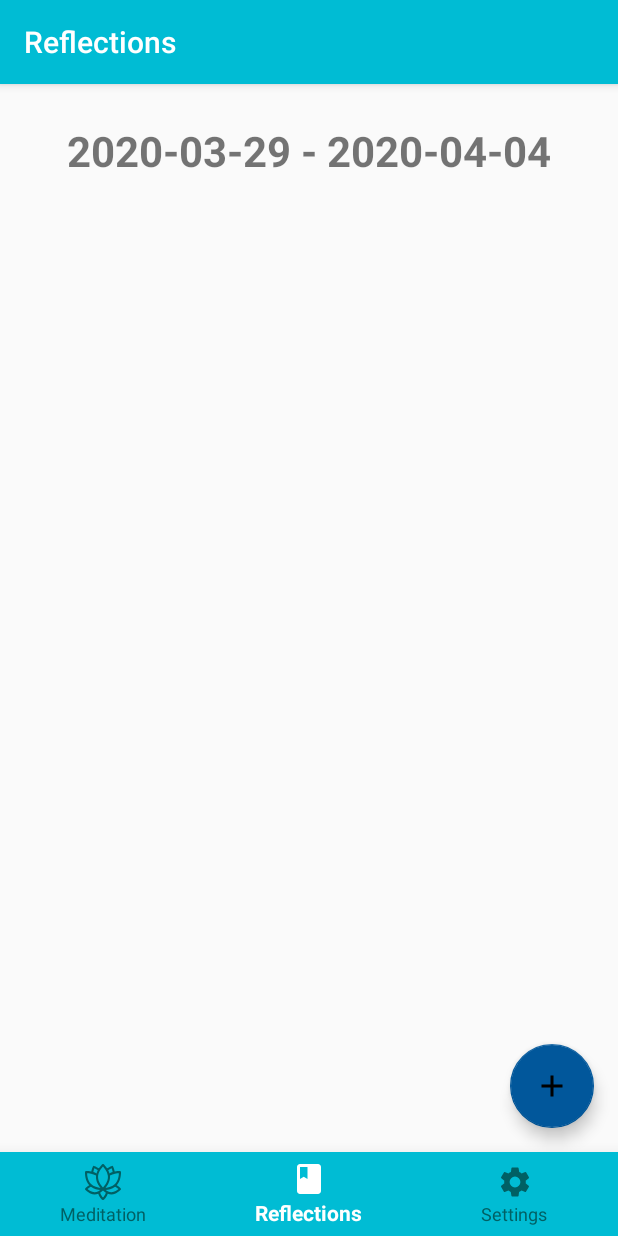
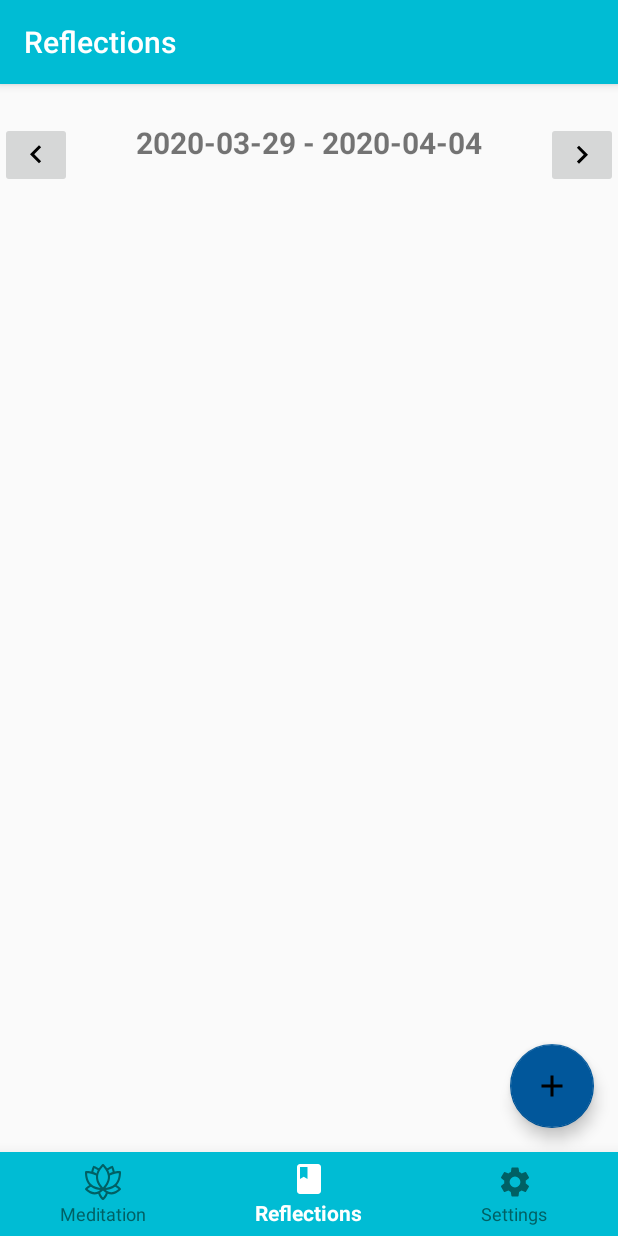
Before and after one commit to bevan-philip/botree, an Android app: the ReflectionsFragment screen opened through its navigation route, on a phone screen of 412 x 824 dp. Run offline under Robolectric (Android 15) with nearby library versions, the phone set to English and light mode, and no system bars; our stand-ins replace Room's generated code, navigation-ui; libraries missing offline, so code that uses them is left out: com.jakewharton.threetenabp; 3 statements that could not run were skipped.

Commit message:
Add changing dates, initial groundwork for storing meditation data, and use one ViewModel for the Reflections section.

```diff
--- a/app/src/main/java/com/bphilip/botree/WordDao.kt
+++ b/app/src/main/java/com/bphilip/botree/WordDao.kt
@@ -5,18 +5,20 @@ import androidx.room.Dao
 import androidx.room.Insert
 import androidx.room.OnConflictStrategy
 import androidx.room.Query
-import java.util.*
 
 
 @Dao
 interface WordDao {
 
-    @Query("SELECT * from word_table WHERE date BETWEEN :start AND :end ORDER BY date DESC")
-    fun getAlphabetizedWords(start : Long, end : Long): LiveData<List<Word>>
+    @Query("SELECT * from reflections_table WHERE date BETWEEN :start AND :end ORDER BY date DESC")
+    fun getSortedReflections(start : Long, end : Long): LiveData<List<Reflection>>
 
     @Insert(onConflict = OnConflictStrategy.IGNORE)
-    suspend fun insert(word: Word)
+    suspend fun insertReflection(reflection: Reflection)
 
-    @Query("DELETE FROM word_table")
-    suspend fun deleteAll()
+    @Insert(onConflict = OnConflictStrategy.IGNORE)
+    suspend fun insertMeditation(meditation : Meditation)
+
+    @Query("DELETE FROM reflections_table")
+    suspend fun deleteAllReflections()
 }
--- a/app/src/main/java/com/bphilip/botree/WordListAdapter.kt
+++ b/app/src/main/java/com/bphilip/botree/WordListAdapter.kt
@@ -13,7 +13,7 @@ class WordListAdapter internal constructor(
 ) : RecyclerView.Adapter<WordListAdapter.WordViewHolder>() {
 
     private val inflater: LayoutInflater = LayoutInflater.from(context)
-    private var words = emptyList<Word>() // Cached copy of words
+    private var words = emptyList<Reflection>() // Cached copy of words
 
     inner class WordViewHolder(itemView: View) : RecyclerView.ViewHolder(itemView) {
         val wordItemView: TextView = itemView.findViewById(R.id.textView)
@@ -33,8 +33,8 @@ class WordListAdapter internal constructor(
             current.date?.format(DateTimeFormatter.ofPattern("HH:mm")))
     }
 
-    internal fun setWords(words: List<Word>) {
-        this.words = words
+    internal fun setWords(reflections: List<Reflection>) {
+        this.words = reflections
         notifyDataSetChanged()
     }
 
--- a/app/src/main/java/com/bphilip/botree/WordViewModel.kt
+++ /dev/null
@@ -1,41 +0,0 @@
-package com.bphilip.botree
-
-import android.app.Application
-import androidx.lifecycle.AndroidViewModel
-import androidx.lifecycle.LiveData
-import androidx.lifecycle.viewModelScope
-import kotlinx.coroutines.launch
-import org.threeten.bp.LocalDateTime
-
-// Class extends AndroidViewModel and requires application as a parameter.
-class WordViewModel(application: Application) : AndroidViewModel(application) {
-
-    // The ViewModel maintains a reference to the repository to get data.
-    private val repository: WordRepository
-    // LiveData gives us updated words when they change.
-    val allWords: LiveData<List<Word>>
-
-    init {
-        // Gets reference to WordDao from WordRoomDatabase to construct
-        // the correct WordRepository.
-        val wordsDao = WordRoomDatabase.getDatabase(application, viewModelScope).wordDao()
-        repository = WordRepository(wordsDao)
-        allWords = repository.allWords
-    }
-
-    /**
-     * The implementation of insert() in the database is completely hidden from the UI.
-     * Room ensures that you're not doing any long running operations on
-     * the main thread, blocking the UI, so we don't need to handle changing Dispatchers.
-     * ViewModels have a coroutine scope based on their lifecycle called
-     * viewModelScope which we can use here.
-     */
-    fun insert(word: Word) = viewModelScope.launch {
-        repository.insert(word)
-    }
-
-    fun changeDates(start : LocalDateTime, end : LocalDateTime) {
-        repository.changeTime(start, end)
-    }
-
-}
--- a/app/src/main/java/com/bphilip/botree/ui/reflections/ReflectionsFragment.kt
+++ b/app/src/main/java/com/bphilip/botree/ui/reflections/ReflectionsFragment.kt
@@ -7,25 +7,26 @@ import android.os.Bundle
 import android.view.LayoutInflater
 import android.view.View
 import android.view.ViewGroup
+import android.widget.ImageButton
 import android.widget.TextView
 import android.widget.Toast
 import androidx.fragment.app.Fragment
 import androidx.fragment.app.FragmentActivity
 import androidx.lifecycle.Observer
-import androidx.lifecycle.ViewModelProvider
 import androidx.lifecycle.ViewModelProviders
 import androidx.recyclerview.widget.LinearLayoutManager
 import androidx.recyclerview.widget.RecyclerView
 import com.bphilip.botree.*
-import com.bphilip.botree.ui.meditation.MeditationViewModel
 import com.google.android.material.floatingactionbutton.FloatingActionButton
 import org.threeten.bp.LocalDateTime
+import org.threeten.bp.format.DateTimeFormatter
+import org.threeten.bp.temporal.WeekFields
+import java.util.*
 
 class ReflectionsFragment : Fragment() {
 
     private lateinit var reflectionsViewModel: ReflectionsViewModel
     private val newWordActivityRequestCode = 1
-    private lateinit var wordViewModel: WordViewModel
     private var mContext: Context? = null
 
     override fun onCreateView(
@@ -33,8 +34,6 @@ class ReflectionsFragment : Fragment() {
         container: ViewGroup?,
         savedInstanceState: Bundle?
     ): View? {
-        reflectionsViewModel =
-            ViewModelProviders.of(this).get(ReflectionsViewModel::class.java)
         val root = inflater.inflate(R.layout.fragment_reflections, container, false)
         return root
     }
@@ -47,8 +46,8 @@ class ReflectionsFragment : Fragment() {
         recyclerView?.adapter = adapter
         recyclerView?.layoutManager = LinearLayoutManager(mContext as Context)
 
-        wordViewModel = ViewModelProviders.of(this).get(WordViewModel::class.java)
-        wordViewModel.allWords.observe(this, Observer { words ->
+        reflectionsViewModel = ViewModelProviders.of(this).get(ReflectionsViewModel::class.java)
+        reflectionsViewModel.allReflections.observe(this, Observer { words ->
             // Update the cached copy of the words in the adapter.
             words?.let { adapter.setWords(it) }
         })
@@ -59,16 +58,19 @@ class ReflectionsFragment : Fragment() {
             startActivityForResult(intent, newWordActivityRequestCode)
         }
 
-        wordViewModel.changeDates(LocalDateTime.now().minusDays(7), LocalDateTime.now())
-
-        reflectionsViewModel =
-            ViewModelProviders.of(activity as FragmentActivity).get(ReflectionsViewModel::class.java)
         val textView: TextView = view.findViewById(R.id.textDate)
 
         reflectionsViewModel.text.observe(this, Observer {
             textView.text = it
         })
 
+        val weeksMinusOne = view.findViewById<ImageButton>(R.id.button_weeksminusone)
+        weeksMinusOne.setOnClickListener { changeTime(1) }
+
+        val weeksPlusOne = view.findViewById<ImageButton>(R.id.button_weeksplusone)
+        weeksPlusOne.setOnClickListener { changeTime(-1) }
+
+        changeTime(0)
 
     }
 
@@ -77,8 +79,8 @@ class ReflectionsFragment : Fragment() {
 
         if (requestCode == newWordActivityRequestCode && resultCode == Activity.RESULT_OK) {
             data?.getStringExtra(NewWordActivity.EXTRA_REPLY)?.let {
-                val word = Word(0, it, LocalDateTime.now())
-                wordViewModel.insert(word)
+                val word = Reflection(0, it, LocalDateTime.now())
+                reflectionsViewModel.insert(word)
             }
         } else {
             Toast.makeText(
@@ -97,4 +99,19 @@ class ReflectionsFragment : Fragment() {
         super.onDetach()
         mContext = null
     }
+
+    fun changeTime(weekChange : Long) {
+        reflectionsViewModel.weeksBehind += weekChange
+
+        if (reflectionsViewModel.weeksBehind < 0) {
+            reflectionsViewModel.weeksBehind = 0
+        }
+
+        val startDate = LocalDateTime.now().minusWeeks(reflectionsViewModel.weeksBehind).with(WeekFields.of(Locale.getDefault()).dayOfWeek(), 1)
+        val endDate = LocalDateTime.now().minusWeeks(reflectionsViewModel.weeksBehind).with(WeekFields.of(Locale.getDefault()).dayOfWeek(), 1).plusDays(6)
+
+        reflectionsViewModel.text.value = String.format("%s - %s", startDate.format(DateTimeFormatter.ISO_DATE), endDate.format(DateTimeFormatter.ISO_DATE))
+
+        reflectionsViewModel.changeDates(startDate, endDate)
+    }
 }
--- a/app/src/main/java/com/bphilip/botree/ui/reflections/ReflectionsViewModel.kt
+++ b/app/src/main/java/com/bphilip/botree/ui/reflections/ReflectionsViewModel.kt
@@ -1,15 +1,47 @@
 package com.bphilip.botree.ui.reflections
 
-import androidx.lifecycle.LiveData
-import androidx.lifecycle.MutableLiveData
-import androidx.lifecycle.ViewModel
+import android.app.Application
+import androidx.lifecycle.*
+import com.bphilip.botree.Reflection
+import com.bphilip.botree.WordRepository
+import com.bphilip.botree.WordRoomDatabase
+import kotlinx.coroutines.launch
 import org.threeten.bp.LocalDate
 import org.threeten.bp.LocalDateTime
 import org.threeten.bp.format.DateTimeFormatter
 import org.threeten.bp.temporal.WeekFields
 import java.util.*
 
-class ReflectionsViewModel : ViewModel() {
+class ReflectionsViewModel (application: Application) : AndroidViewModel(application) {
+
+    // The ViewModel maintains a reference to the repository to get data.
+    private val repository: WordRepository
+    // LiveData gives us updated words when they change.
+    val allReflections: LiveData<List<Reflection>>
+    var weeksBehind : Long  = 0
+
+    init {
+        // Gets reference to WordDao from WordRoomDatabase to construct
+        // the correct WordRepository.
+        val wordsDao = WordRoomDatabase.getDatabase(application, viewModelScope).wordDao()
+        repository = WordRepository(wordsDao)
+        allReflections = repository.allReflections
+    }
+
+    /**
+     * The implementation of insert() in the database is completely hidden from the UI.
+     * Room ensures that you're not doing any long running operations on
+     * the main thread, blocking the UI, so we don't need to handle changing Dispatchers.
+     * ViewModels have a coroutine scope based on their lifecycle called
+     * viewModelScope which we can use here.
+     */
+    fun insert(reflection: Reflection) = viewModelScope.launch {
+        repository.insertReflection(reflection)
+    }
+
+    fun changeDates(start : LocalDateTime, end : LocalDateTime) {
+        repository.changeTime(start, end)
+    }
 
     private val _text = MutableLiveData<String>().apply {
 
@@ -17,5 +49,5 @@ class ReflectionsViewModel : ViewModel() {
             DateTimeFormatter.ISO_DATE), LocalDate.now().with(WeekFields.of(Locale.getDefault()).dayOfWeek(), 1).plusDays(6).format(
             DateTimeFormatter.ISO_DATE))
     }
-    val text: LiveData<String> = _text
+    val text: MutableLiveData<String> = _text
 }
--- /dev/null
+++ b/app/src/main/res/drawable/ic_keyboard_arrow_left_black_24dp.xml
@@ -0,0 +1,9 @@
+<vector xmlns:android="http://schemas.android.com/apk/res/android"
+        android:width="24dp"
+        android:height="24dp"
+        android:viewportWidth="24.0"
+        android:viewportHeight="24.0">
+    <path
+        android:fillColor="#FF000000"
+        android:pathData="M15.41,16.09l-4.58,-4.59 4.58,-4.59L14,5.5l-6,6 6,6z"/>
+</vector>
--- /dev/null
+++ b/app/src/main/res/drawable/ic_keyboard_arrow_right_black_24dp.xml
@@ -0,0 +1,9 @@
+<vector xmlns:android="http://schemas.android.com/apk/res/android"
+        android:width="24dp"
+        android:height="24dp"
+        android:viewportWidth="24.0"
+        android:viewportHeight="24.0">
+    <path
+        android:fillColor="#FF000000"
+        android:pathData="M8.59,16.34l4.58,-4.59 -4.58,-4.59L10,5.75l6,6 -6,6z"/>
+</vector>
--- a/app/src/main/res/layout/fragment_reflections.xml
+++ b/app/src/main/res/layout/fragment_reflections.xml
@@ -31,10 +31,26 @@
         android:id="@+id/textDate"
         android:layout_width="wrap_content"
         android:layout_height="wrap_content"
-        android:textSize="28sp"
+        android:textSize="20sp"
         android:textStyle="bold"
         app:layout_constraintEnd_toEndOf="parent"
         app:layout_constraintStart_toStartOf="parent"
         app:layout_constraintTop_toTopOf="parent"
         tools:text="2020-04-02" />
+
+    <ImageButton
+        android:id="@+id/button_weeksminusone"
+        android:layout_width="wrap_content"
+        android:layout_height="wrap_content"
+        app:layout_constraintStart_toStartOf="parent"
+        app:layout_constraintTop_toTopOf="parent"
+        app:srcCompat="@drawable/ic_keyboard_arrow_left_black_24dp" />
+
+    <ImageButton
+        android:id="@+id/button_weeksplusone"
+        android:layout_width="wrap_content"
+        android:layout_height="wrap_content"
+        app:layout_constraintEnd_toEndOf="parent"
+        app:layout_constraintTop_toTopOf="parent"
+        app:srcCompat="@drawable/ic_keyboard_arrow_right_black_24dp" />
 </androidx.constraintlayout.widget.ConstraintLayout>
```
Also changed, not shown: app/src/main/java/com/bphilip/botree/Reflection.kt (renamed from app/src/main/java/com/bphilip/botree/Word.kt, +10 -6 lines), app/src/main/java/com/bphilip/botree/WordRepository.kt (+7 -9 lines), app/src/main/java/com/bphilip/botree/WordRoomDatabase.kt (+17 -6 lines).
